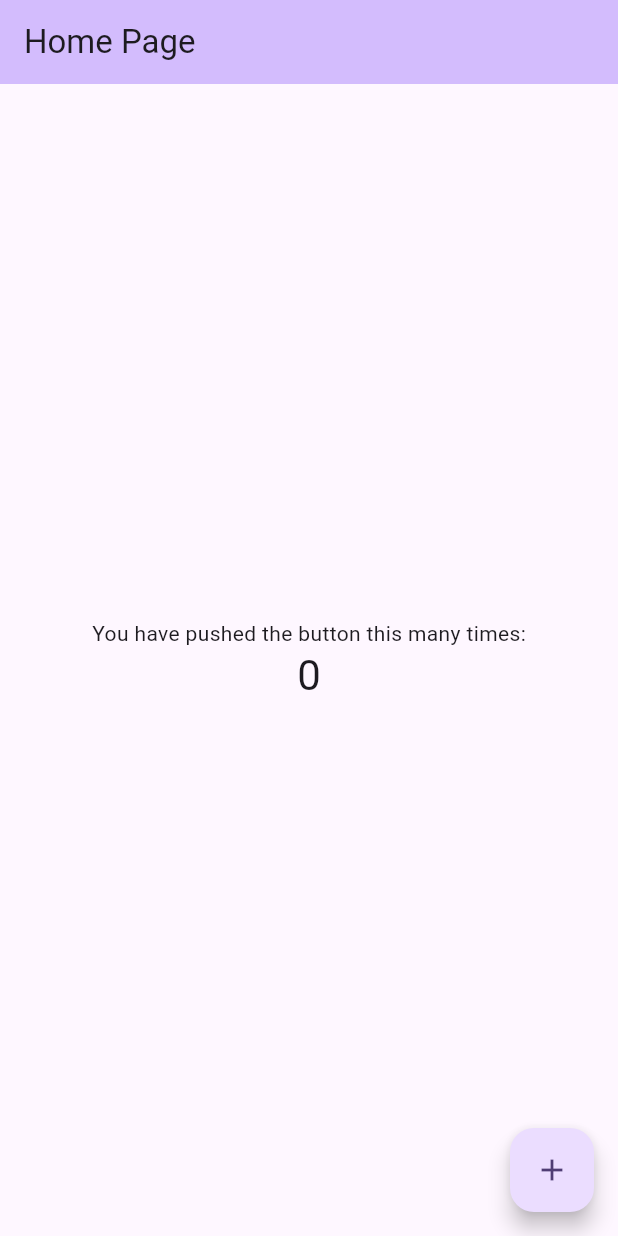
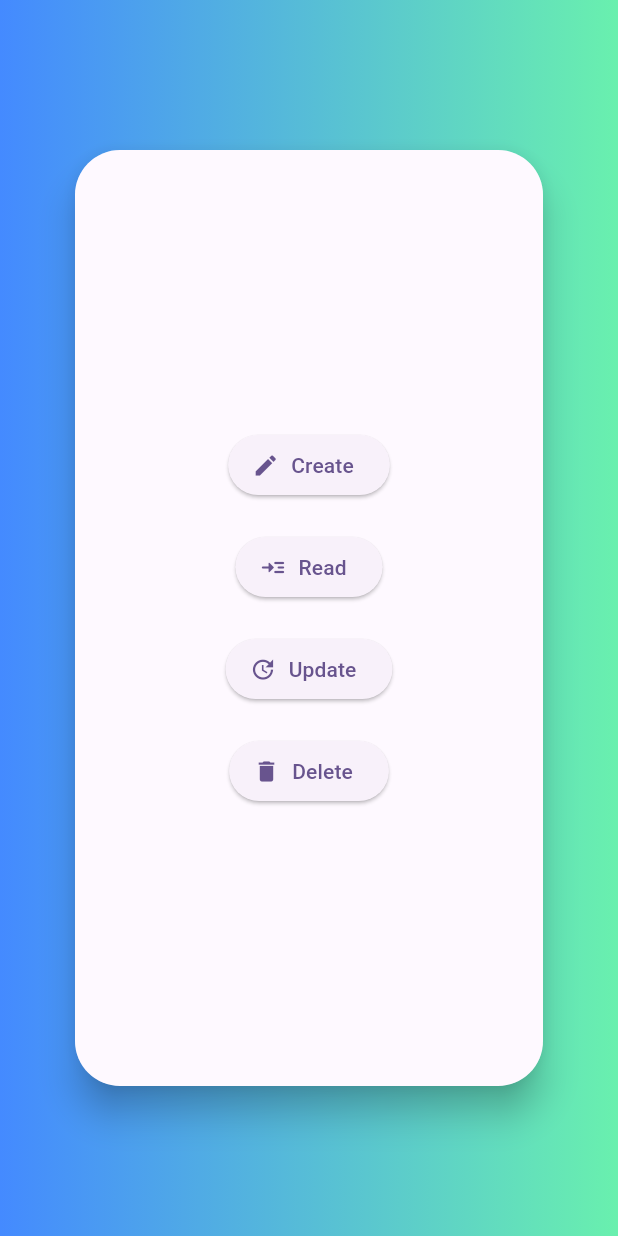
Before and after one commit to MarioAgbanobi/CreateReadUpdateDelete-Flutter-App, a Flutter app: the screen it shows after launch, on a phone screen of 412 x 824 dp. Run offline on Flutter 3.47's test engine with Material 3 defaults, Android fonts, the phone set to English and light mode, and no system bars.

Commit message:
Added homepage and crud button

```diff
--- /dev/null
+++ b/frontend/lib/home_page.dart
@@ -0,0 +1,79 @@
+import 'package:flutter/material.dart';
+
+class HomePage extends StatefulWidget {
+  const HomePage({super.key});
+
+  @override
+  State<HomePage> createState() => _HomePageState();
+}
+
+class _HomePageState extends State<HomePage> {
+  @override
+  Widget build(BuildContext context) {
+    return Scaffold(
+      body: Stack(
+        children: [
+          Container(
+            decoration: const BoxDecoration(
+              gradient: LinearGradient(
+                colors: [
+                  Colors.blueAccent,
+                  Colors.greenAccent,
+                ],
+              ),
+            ),
+          ),
+          Container(
+            margin: const EdgeInsets.symmetric(vertical: 100, horizontal: 50),
+            child: Material(
+              elevation: 10,
+              shape: RoundedRectangleBorder(
+                borderRadius: BorderRadius.circular(30),
+              ),
+              child: Container(
+                padding:
+                    const EdgeInsets.symmetric(vertical: 100, horizontal: 50),
+                decoration: BoxDecoration(
+                  color: const Color.fromRGBO(255, 255, 255, 0.3),
+                  borderRadius: BorderRadius.circular(30),
+                ),
+              ),
+            ),
+          ),
+          Center(
+            child: Column(
+            mainAxisAlignment: MainAxisAlignment.center,
+              children: [
+                ElevatedButton.icon(
+                    onPressed: () {},
+                    icon: const Icon(Icons.create),
+                    label: const Text("Create"),
+                ),
+                const SizedBox(height: 20),
+                ElevatedButton.icon(
+                    onPressed: () {},
+                    icon: const Icon(Icons.read_more_rounded),
+                    label: const Text("Read")
+                ),
+                const SizedBox(height: 20),
+                ElevatedButton.icon(
+                    onPressed: () {},
+                    icon: const Icon(Icons.update),
+                    label: const Text("Update")
+                ),
+                const SizedBox(height: 20),
+                ElevatedButton.icon(
+                    onPressed: () {},
+                    icon: const Icon(Icons.delete),
+                    label: const Text("Delete")
+                ),
+              ],
+            ),
+          )
+
+
+        ],
+      ),
+    );
+  }
+}
--- a/frontend/lib/main.dart
+++ b/frontend/lib/main.dart
@@ -1,4 +1,5 @@
 import 'package:flutter/material.dart';
+import 'home_page.dart';
 
 void main() {
   runApp(const MyApp());
@@ -16,55 +17,7 @@ class MyApp extends StatelessWidget {
         colorScheme: ColorScheme.fromSeed(seedColor: Colors.deepPurple),
         useMaterial3: true,
       ),
-      home: const MyHomePage(title: 'Home Page'),
+      home: const HomePage(),
     );
   }
 }
-
-class MyHomePage extends StatefulWidget {
-  const MyHomePage({super.key, required this.title});
-
-  final String title;
-
-  @override
-  State<MyHomePage> createState() => _MyHomePageState();
-}
-
-class _MyHomePageState extends State<MyHomePage> {
-  int _counter = 0;
-
-  void _incrementCounter() {
-    setState(() {
-     _counter++;
-    });
-  }
-
-  @override
-  Widget build(BuildContext context) {
-    return Scaffold(
-      appBar: AppBar(
-        backgroundColor: Theme.of(context).colorScheme.inversePrimary,
-        title: Text(widget.title),
-      ),
-      body: Center(
-        child: Column(
-          mainAxisAlignment: MainAxisAlignment.center,
-          children: <Widget>[
-            const Text(
-              'You have pushed the button this many times:',
-            ),
-            Text(
-              '$_counter',
-              style: Theme.of(context).textTheme.headlineMedium,
-            ),
-          ],
-        ),
-      ),
-      floatingActionButton: FloatingActionButton(
-        onPressed: _incrementCounter,
-        tooltip: 'Increment',
-        child: const Icon(Icons.add),
-      ),
-    );
-  }
-}
```
